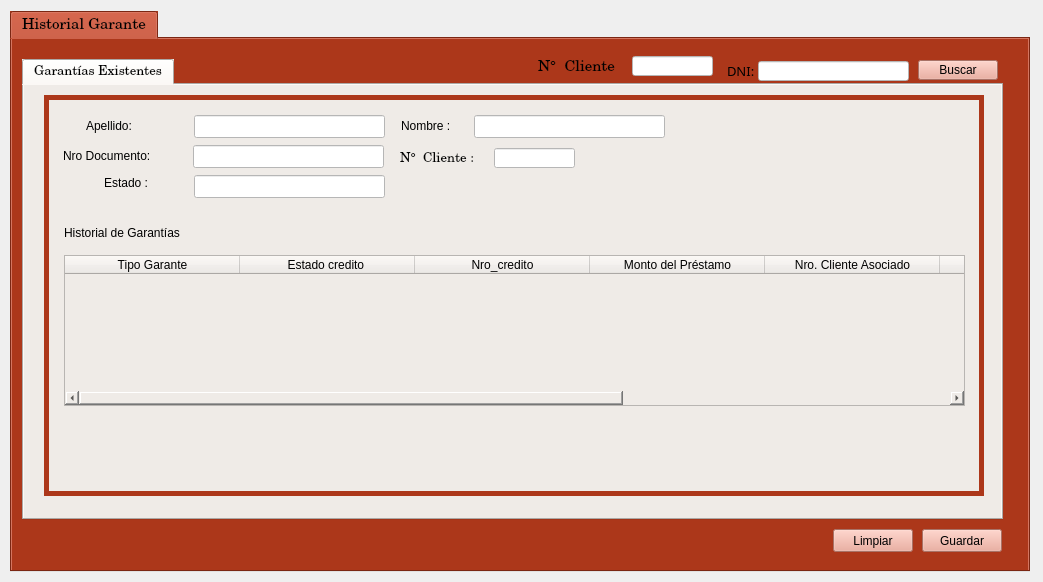
blueautomatic/Slam_Sistema_creditos, file form_garante_historial.ui: the form before one commit.
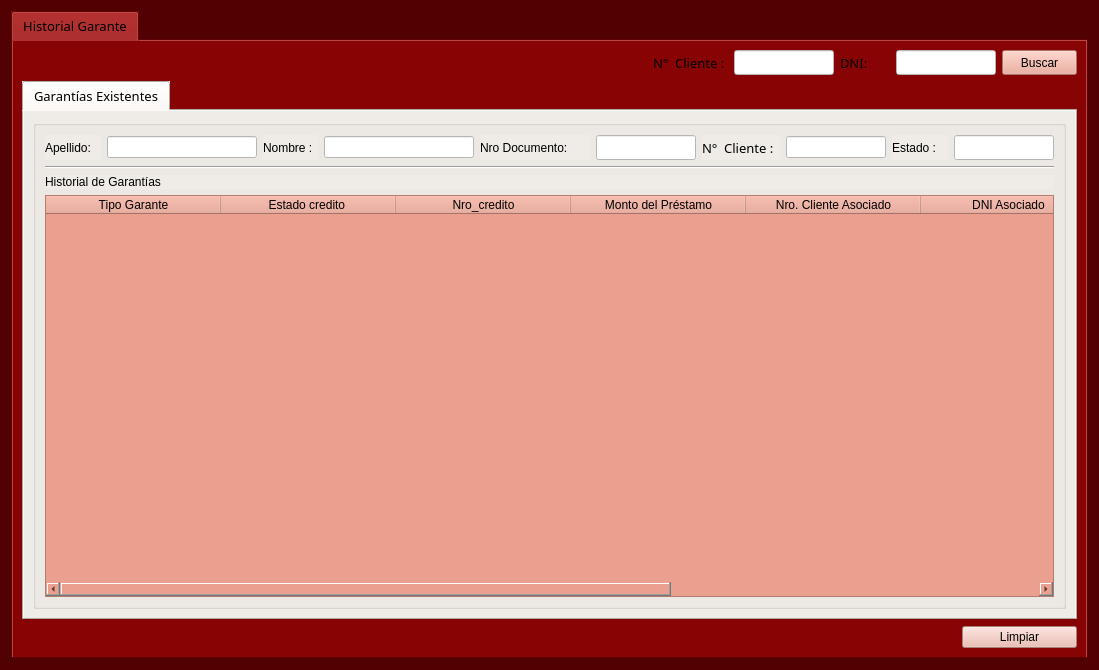
The form after the commit. Icons and pictures are not drawn.

The edit to the form file:
```diff
--- a/form_garante_historial.ui
+++ b/form_garante_historial.ui
@@ -6,53 +6,95 @@
    <rect>
     <x>0</x>
     <y>0</y>
-    <width>1043</width>
-    <height>582</height>
+    <width>1099</width>
+    <height>670</height>
    </rect>
   </property>
+  <property name="sizePolicy">
+   <sizepolicy hsizetype="Fixed" vsizetype="Fixed">
+    <horstretch>0</horstretch>
+    <verstretch>0</verstretch>
+   </sizepolicy>
+  </property>
+  <property name="minimumSize">
+   <size>
+    <width>800</width>
+    <height>450</height>
+   </size>
+  </property>
+  <property name="maximumSize">
+   <size>
+    <width>1600</width>
+    <height>800</height>
+   </size>
+  </property>
   <property name="windowTitle">
    <string>Historial Garante</string>
   </property>
   <property name="styleSheet">
-   <string notr="true">selection-background-color: rgb(222, 222, 222);
+   <string notr="true">font: 75 10pt &quot;KacstOne&quot;;
+selection-background-color: rgb(255, 170, 127);
+color: rgb(0, 0, 0);
+background-color: rgb(81, 1, 1);
 selection-color: rgb(0, 0, 0);</string>
   </property>
+  <layout class="QGridLayout" name="gridLayout_4">
+   <item row="0" column="0">
   <widget class="QTabWidget" name="tabWidget">
-   <property name="geometry">
-    <rect>
-     <x>10</x>
-     <y>11</y>
-     <width>1020</width>
-     <height>561</height>
-    </rect>
-   </property>
    <property name="palette">
     <palette>
      <active>
+        <colorrole role="WindowText">
+         <brush brushstyle="SolidPattern">
+          <color alpha="255">
+           <red>0</red>
+           <green>0</green>
+           <blue>0</blue>
+          </color>
+         </brush>
+        </colorrole>
       <colorrole role="Button">
        <brush brushstyle="SolidPattern">
         <color alpha="255">
-         <red>172</red>
-         <green>55</green>
-         <blue>26</blue>
+           <red>136</red>
+           <green>3</green>
+           <blue>3</blue>
+          </color>
+         </brush>
+        </colorrole>
+        <colorrole role="Text">
+         <brush brushstyle="SolidPattern">
+          <color alpha="255">
+           <red>0</red>
+           <green>0</green>
+           <blue>0</blue>
+          </color>
+         </brush>
+        </colorrole>
+        <colorrole role="ButtonText">
+         <brush brushstyle="SolidPattern">
+          <color alpha="255">
+           <red>0</red>
+           <green>0</green>
+           <blue>0</blue>
         </color>
        </brush>
       </colorrole>
       <colorrole role="Base">
        <brush brushstyle="SolidPattern">
         <color alpha="255">
-         <red>172</red>
-         <green>55</green>
-         <blue>26</blue>
+           <red>136</red>
+           <green>3</green>
+           <blue>3</blue>
         </color>
        </brush>
       </colorrole>
       <colorrole role="Window">
        <brush brushstyle="SolidPattern">
         <color alpha="255">
-         <red>172</red>
-         <green>55</green>
-         <blue>26</blue>
+           <red>136</red>
+           <green>3</green>
+           <blue>3</blue>
         </color>
        </brush>
       </colorrole>
@@ -76,30 +118,57 @@
       </colorrole>
      </active>
      <inactive>
+        <colorrole role="WindowText">
+         <brush brushstyle="SolidPattern">
+          <color alpha="255">
+           <red>0</red>
+           <green>0</green>
+           <blue>0</blue>
+          </color>
+         </brush>
+        </colorrole>
       <colorrole role="Button">
        <brush brushstyle="SolidPattern">
         <color alpha="255">
-         <red>172</red>
-         <green>55</green>
-         <blue>26</blue>
+           <red>136</red>
+           <green>3</green>
+           <blue>3</blue>
+          </color>
+         </brush>
+        </colorrole>
+        <colorrole role="Text">
+         <brush brushstyle="SolidPattern">
+          <color alpha="255">
+           <red>0</red>
+           <green>0</green>
+           <blue>0</blue>
+          </color>
+         </brush>
+        </colorrole>
+        <colorrole role="ButtonText">
+         <brush brushstyle="SolidPattern">
+          <color alpha="255">
+           <red>0</red>
+           <green>0</green>
+           <blue>0</blue>
         </color>
        </brush>
       </colorrole>
       <colorrole role="Base">
        <brush brushstyle="SolidPattern">
         <color alpha="255">
-         <red>172</red>
-         <green>55</green>
-         <blue>26</blue>
+           <red>136</red>
+           <green>3</green>
+           <blue>3</blue>
         </color>
        </brush>
       </colorrole>
       <colorrole role="Window">
        <brush brushstyle="SolidPattern">
         <color alpha="255">
-         <red>172</red>
-         <green>55</green>
-         <blue>26</blue>
+           <red>136</red>
+           <green>3</green>
+           <blue>3</blue>
         </color>
        </brush>
       </colorrole>
@@ -123,30 +192,57 @@
       </colorrole>
      </inactive>
      <disabled>
+        <colorrole role="WindowText">
+         <brush brushstyle="SolidPattern">
+          <color alpha="255">
+           <red>0</red>
+           <green>0</green>
+           <blue>0</blue>
+          </color>
+         </brush>
+        </colorrole>
       <colorrole role="Button">
        <brush brushstyle="SolidPattern">
         <color alpha="255">
-         <red>172</red>
-         <green>55</green>
-         <blue>26</blue>
+           <red>136</red>
+           <green>3</green>
+           <blue>3</blue>
+          </color>
+         </brush>
+        </colorrole>
+        <colorrole role="Text">
+         <brush brushstyle="SolidPattern">
+          <color alpha="255">
+           <red>0</red>
+           <green>0</green>
+           <blue>0</blue>
+          </color>
+         </brush>
+        </colorrole>
+        <colorrole role="ButtonText">
+         <brush brushstyle="SolidPattern">
+          <color alpha="255">
+           <red>0</red>
+           <green>0</green>
+           <blue>0</blue>
         </color>
        </brush>
       </colorrole>
       <colorrole role="Base">
        <brush brushstyle="SolidPattern">
         <color alpha="255">
-         <red>172</red>
-         <green>55</green>
-         <blue>26</blue>
+           <red>136</red>
+           <green>3</green>
+           <blue>3</blue>
         </color>
        </brush>
       </colorrole>
       <colorrole role="Window">
        <brush brushstyle="SolidPattern">
         <color alpha="255">
-         <red>172</red>
-         <green>55</green>
-         <blue>26</blue>
+           <red>136</red>
+           <green>3</green>
+           <blue>3</blue>
         </color>
        </brush>
       </colorrole>
@@ -173,17 +269,17 @@
    </property>
    <property name="font">
     <font>
-     <family>Century Schoolbook L</family>
-     <pointsize>11</pointsize>
+       <family>KacstOne</family>
+       <pointsize>10</pointsize>
      <weight>9</weight>
      <italic>false</italic>
      <bold>false</bold>
     </font>
    </property>
    <property name="styleSheet">
-    <string notr="true">background-color: rgb(172, 55, 26);
-font:  75 11pt &quot;Century Schoolbook L&quot;;
-selection-background-color: rgb(255, 170, 127);</string>
+      <string notr="true">background-color: rgba(136, 3, 3);
+
+</string>
    </property>
    <property name="currentIndex">
     <number>0</number>
@@ -197,18 +293,93 @@
     <attribute name="title">
      <string>Historial Garante</string>
     </attribute>
+      <layout class="QGridLayout" name="gridLayout_3">
+       <item row="2" column="2">
+        <layout class="QHBoxLayout" name="horizontalLayout_4">
+         <item>
+          <widget class="QPushButton" name="boton_limpiar">
+           <property name="styleSheet">
+            <string notr="true">background-color: rgb(234, 179, 167);</string>
+           </property>
+           <property name="text">
+            <string>Limpiar</string>
+           </property>
+          </widget>
+         </item>
+        </layout>
+       </item>
+       <item row="0" column="0">
+        <layout class="QHBoxLayout" name="horizontalLayout_6">
+         <item>
+          <spacer name="horizontalSpacer">
+           <property name="orientation">
+            <enum>Qt::Horizontal</enum>
+           </property>
+           <property name="sizeHint" stdset="0">
+            <size>
+             <width>40</width>
+             <height>20</height>
+            </size>
+           </property>
+          </spacer>
+         </item>
+         <item alignment="Qt::AlignRight">
+          <widget class="QLabel" name="label_31">
+           <property name="minimumSize">
+            <size>
+             <width>75</width>
+             <height>25</height>
+            </size>
+           </property>
+           <property name="maximumSize">
+            <size>
+             <width>75</width>
+             <height>25</height>
+            </size>
+           </property>
+           <property name="font">
+            <font>
+             <family>KacstOne</family>
+             <pointsize>10</pointsize>
+             <weight>9</weight>
+             <italic>false</italic>
+             <bold>false</bold>
+            </font>
+           </property>
+           <property name="text">
+            <string>N°  Cliente :</string>
+           </property>
+          </widget>
+         </item>
+         <item alignment="Qt::AlignRight">
+          <widget class="QLineEdit" name="lne_garante_nro_cliente">
+           <property name="minimumSize">
+            <size>
+             <width>100</width>
+             <height>25</height>
+            </size>
+           </property>
+           <property name="maximumSize">
+            <size>
+             <width>100</width>
+             <height>25</height>
+            </size>
+           </property>
+           <property name="styleSheet">
+            <string notr="true">background-color: rgb(255, 255, 255);</string>
+           </property>
+           <property name="text">
+            <string/>
+           </property>
+          </widget>
+         </item>
+        </layout>
+       </item>
+       <item row="1" column="0" colspan="3">
     <widget class="QTabWidget" name="tabWidget_2">
-     <property name="geometry">
-      <rect>
-       <x>10</x>
-       <y>20</y>
-       <width>981</width>
-       <height>461</height>
-      </rect>
-     </property>
      <property name="font">
       <font>
-       <family>Century Schoolbook L</family>
+           <family>KacstOne</family>
        <pointsize>10</pointsize>
        <weight>9</weight>
        <italic>false</italic>
@@ -232,21 +403,13 @@
       <attribute name="title">
        <string>Garantías Existentes</string>
       </attribute>
+          <layout class="QGridLayout" name="gridLayout_2">
+           <item row="0" column="0">
       <widget class="QGroupBox" name="groupBox_3">
-       <property name="geometry">
-        <rect>
-         <x>20</x>
-         <y>10</y>
-         <width>940</width>
-         <height>401</height>
-        </rect>
-       </property>
        <property name="styleSheet">
         <string notr="true">QGroupBox{
 background-color: rgb(239, 235, 231);
-border-style: solid;
-border-width: 5px;
-border-color: rgb(172, 55, 26);
+
 }
 
 QLineEdit{
@@ -278,17 +441,184 @@
        <property name="title">
         <string/>
        </property>
+             <layout class="QGridLayout" name="gridLayout">
+              <item row="0" column="0">
+               <layout class="QHBoxLayout" name="horizontalLayout">
+                <item>
+                 <widget class="QLabel" name="label_29">
+                  <property name="text">
+                   <string>Apellido:</string>
+                  </property>
+                 </widget>
+                </item>
+                <item>
+                 <widget class="QLineEdit" name="lne_garante_apellido">
+                  <property name="minimumSize">
+                   <size>
+                    <width>150</width>
+                    <height>0</height>
+                   </size>
+                  </property>
+                  <property name="maximumSize">
+                   <size>
+                    <width>150</width>
+                    <height>16777215</height>
+                   </size>
+                  </property>
+                  <property name="text">
+                   <string/>
+                  </property>
+                 </widget>
+                </item>
+                <item>
+                 <widget class="QLabel" name="label_4">
+                  <property name="text">
+                   <string>Nombre :</string>
+                  </property>
+                 </widget>
+                </item>
+                <item>
+                 <widget class="QLineEdit" name="lne_garante_nombre">
+                  <property name="maximumSize">
+                   <size>
+                    <width>150</width>
+                    <height>16777215</height>
+                   </size>
+                  </property>
+                  <property name="text">
+                   <string/>
+                  </property>
+                 </widget>
+                </item>
+                <item>
+                 <widget class="QLabel" name="label_51">
+                  <property name="minimumSize">
+                   <size>
+                    <width>110</width>
+                    <height>0</height>
+                   </size>
+                  </property>
+                  <property name="maximumSize">
+                   <size>
+                    <width>110</width>
+                    <height>16777215</height>
+                   </size>
+                  </property>
+                  <property name="text">
+                   <string>Nro Documento:</string>
+                  </property>
+                 </widget>
+                </item>
+                <item>
+                 <widget class="QLineEdit" name="lne_garante_nro_doc">
+                  <property name="minimumSize">
+                   <size>
+                    <width>100</width>
+                    <height>25</height>
+                   </size>
+                  </property>
+                  <property name="maximumSize">
+                   <size>
+                    <width>100</width>
+                    <height>25</height>
+                   </size>
+                  </property>
+                  <property name="text">
+                   <string/>
+                  </property>
+                 </widget>
+                </item>
+                <item>
+                 <widget class="QLabel" name="label_32">
+                  <property name="minimumSize">
+                   <size>
+                    <width>78</width>
+                    <height>0</height>
+                   </size>
+                  </property>
+                  <property name="maximumSize">
+                   <size>
+                    <width>78</width>
+                    <height>16777215</height>
+                   </size>
+                  </property>
+                  <property name="font">
+                   <font>
+                    <family>KacstOne</family>
+                    <pointsize>10</pointsize>
+                    <weight>9</weight>
+                    <italic>false</italic>
+                    <bold>false</bold>
+                   </font>
+                  </property>
+                  <property name="text">
+                   <string>N°  Cliente :</string>
+                  </property>
+                 </widget>
+                </item>
+                <item>
+                 <widget class="QLineEdit" name="lne_garante_nro_cliente_2">
+                  <property name="minimumSize">
+                   <size>
+                    <width>100</width>
+                    <height>0</height>
+                   </size>
+                  </property>
+                  <property name="maximumSize">
+                   <size>
+                    <width>100</width>
+                    <height>16777215</height>
+                   </size>
+                  </property>
+                  <property name="styleSheet">
+                   <string notr="true">background-color: rgb(255, 255, 255);</string>
+                  </property>
+                  <property name="text">
+                   <string/>
+                  </property>
+                 </widget>
+                </item>
+                <item>
+                 <widget class="QLabel" name="label_23">
+                  <property name="text">
+                   <string>Estado :</string>
+                  </property>
+                 </widget>
+                </item>
+                <item>
+                 <widget class="QLineEdit" name="lne_garante_estado">
+                  <property name="minimumSize">
+                   <size>
+                    <width>100</width>
+                    <height>0</height>
+                   </size>
+                  </property>
+                  <property name="maximumSize">
+                   <size>
+                    <width>100</width>
+                    <height>25</height>
+                   </size>
+                  </property>
+                  <property name="text">
+                   <string/>
+                  </property>
+                 </widget>
+                </item>
+               </layout>
+              </item>
+              <item row="3" column="0">
+               <layout class="QVBoxLayout" name="verticalLayout">
+                <item>
+                 <widget class="QLabel" name="label">
+                  <property name="text">
+                   <string>Historial de Garantías </string>
+                  </property>
+                 </widget>
+                </item>
+                <item>
        <widget class="QTableWidget" name="tw_garantes_lista">
-        <property name="geometry">
-         <rect>
-          <x>20</x>
-          <y>160</y>
-          <width>901</width>
-          <height>151</height>
-         </rect>
-        </property>
         <property name="styleSheet">
-         <string notr="true">background-color: rgb(239, 235, 231);
+                   <string notr="true">background-color: rgb(235, 160, 143);
 </string>
         </property>
         <property name="selectionBehavior">
@@ -338,265 +668,38 @@
          </property>
         </column>
        </widget>
-       <widget class="QLabel" name="label_51">
-        <property name="geometry">
-         <rect>
-          <x>19</x>
-          <y>51</y>
-          <width>111</width>
-          <height>20</height>
-         </rect>
-        </property>
-        <property name="text">
-         <string>Nro Documento:</string>
-        </property>
-       </widget>
-       <widget class="QLineEdit" name="lne_garante_nro_doc">
-        <property name="geometry">
-         <rect>
-          <x>149</x>
-          <y>50</y>
-          <width>191</width>
-          <height>23</height>
-         </rect>
-        </property>
-        <property name="text">
-         <string/>
-        </property>
-       </widget>
-       <widget class="QLineEdit" name="lne_garante_apellido">
-        <property name="geometry">
-         <rect>
-          <x>150</x>
-          <y>20</y>
-          <width>191</width>
-          <height>23</height>
-         </rect>
-        </property>
-        <property name="text">
-         <string/>
-        </property>
-       </widget>
-       <widget class="QLabel" name="label_4">
-        <property name="geometry">
-         <rect>
-          <x>357</x>
-          <y>23</y>
-          <width>71</width>
-          <height>16</height>
-         </rect>
-        </property>
-        <property name="text">
-         <string>Nombre :</string>
-        </property>
-       </widget>
-       <widget class="QLabel" name="label_29">
-        <property name="geometry">
-         <rect>
-          <x>42</x>
-          <y>23</y>
-          <width>61</width>
-          <height>16</height>
-         </rect>
-        </property>
-        <property name="text">
-         <string>Apellido:</string>
-        </property>
-       </widget>
-       <widget class="QLineEdit" name="lne_garante_nombre">
-        <property name="geometry">
-         <rect>
-          <x>430</x>
-          <y>20</y>
-          <width>191</width>
-          <height>23</height>
-         </rect>
-        </property>
-        <property name="text">
-         <string/>
-        </property>
-       </widget>
-       <widget class="QLabel" name="label_23">
-        <property name="geometry">
-         <rect>
-          <x>60</x>
-          <y>80</y>
-          <width>61</width>
-          <height>16</height>
-         </rect>
-        </property>
-        <property name="text">
-         <string>Estado :</string>
-        </property>
-       </widget>
-       <widget class="QLineEdit" name="lne_garante_estado">
-        <property name="geometry">
-         <rect>
-          <x>150</x>
-          <y>80</y>
-          <width>191</width>
-          <height>23</height>
-         </rect>
-        </property>
-        <property name="text">
-         <string/>
-        </property>
-       </widget>
-       <widget class="QLabel" name="label_32">
-        <property name="geometry">
-         <rect>
-          <x>356</x>
-          <y>56</y>
-          <width>81</width>
-          <height>16</height>
-         </rect>
-        </property>
-        <property name="font">
-         <font>
-          <family>Century Schoolbook L</family>
-          <pointsize>10</pointsize>
-          <weight>9</weight>
-          <italic>false</italic>
-          <bold>false</bold>
-         </font>
-        </property>
-        <property name="text">
-         <string>N°  Cliente :</string>
-        </property>
-       </widget>
-       <widget class="QLineEdit" name="lne_garante_nro_cliente_2">
-        <property name="geometry">
-         <rect>
-          <x>450</x>
-          <y>53</y>
-          <width>81</width>
-          <height>20</height>
-         </rect>
-        </property>
-        <property name="styleSheet">
-         <string notr="true">background-color: rgb(255, 255, 255);</string>
-        </property>
-        <property name="text">
-         <string/>
-        </property>
-       </widget>
-       <widget class="QLabel" name="label">
-        <property name="geometry">
-         <rect>
-          <x>20</x>
-          <y>130</y>
-          <width>151</width>
-          <height>16</height>
-         </rect>
-        </property>
-        <property name="text">
-         <string>Historial de Garantías </string>
-        </property>
-       </widget>
-      </widget>
-     </widget>
-    </widget>
-    <widget class="QPushButton" name="boton_limpiar">
-     <property name="geometry">
-      <rect>
-       <x>821</x>
-       <y>490</y>
-       <width>80</width>
-       <height>23</height>
-      </rect>
-     </property>
-     <property name="styleSheet">
-      <string notr="true">background-color: rgb(235, 160, 143);
-font: 75 10pt &quot;KacstOne&quot;;
-</string>
-     </property>
-     <property name="text">
-      <string>Limpiar</string>
-     </property>
-    </widget>
-    <widget class="QPushButton" name="boton_guardar">
-     <property name="geometry">
-      <rect>
-       <x>910</x>
-       <y>490</y>
-       <width>80</width>
-       <height>23</height>
-      </rect>
-     </property>
-     <property name="styleSheet">
-      <string notr="true">background-color: rgb(235, 160, 143);
-font: 75 10pt &quot;KacstOne&quot;;
-</string>
-     </property>
-     <property name="text">
-      <string>Guardar</string>
-     </property>
-    </widget>
-    <widget class="QLineEdit" name="lne_garante_nro_cliente">
-     <property name="geometry">
-      <rect>
-       <x>620</x>
-       <y>17</y>
-       <width>81</width>
-       <height>20</height>
-      </rect>
-     </property>
-     <property name="styleSheet">
-      <string notr="true">background-color: rgb(255, 255, 255);</string>
-     </property>
-     <property name="text">
-      <string/>
-     </property>
-    </widget>
-    <widget class="QLabel" name="label_31">
-     <property name="geometry">
-      <rect>
-       <x>526</x>
-       <y>20</y>
-       <width>81</width>
-       <height>16</height>
-      </rect>
-     </property>
-     <property name="font">
-      <font>
-       <family>Century Schoolbook L</family>
-       <pointsize>11</pointsize>
-       <weight>9</weight>
-       <italic>false</italic>
-       <bold>false</bold>
-      </font>
-     </property>
-     <property name="text">
-      <string>N°  Cliente :</string>
-     </property>
-    </widget>
-   </widget>
-  </widget>
-  <widget class="QPushButton" name="boton_buscar">
-   <property name="geometry">
-    <rect>
-     <x>918</x>
-     <y>60</y>
-     <width>80</width>
-     <height>20</height>
-    </rect>
-   </property>
-   <property name="styleSheet">
-    <string notr="true">background-color: rgb(235, 160, 143);
-font: 75 10pt &quot;KacstOne&quot;;</string>
-   </property>
-   <property name="text">
-    <string>Buscar</string>
-   </property>
-  </widget>
+                </item>
+               </layout>
+              </item>
+              <item row="2" column="0">
+               <widget class="Line" name="line">
+                <property name="orientation">
+                 <enum>Qt::Horizontal</enum>
+                </property>
+               </widget>
+              </item>
+             </layout>
+            </widget>
+           </item>
+          </layout>
+         </widget>
+        </widget>
+       </item>
+       <item row="0" column="1" colspan="2">
+        <layout class="QHBoxLayout" name="horizontalLayout_5">
+         <item alignment="Qt::AlignRight">
   <widget class="QLabel" name="label_121">
-   <property name="geometry">
-    <rect>
-     <x>727</x>
-     <y>63</y>
-     <width>31</width>
-     <height>16</height>
-    </rect>
+           <property name="minimumSize">
+            <size>
+             <width>50</width>
+             <height>25</height>
+            </size>
+           </property>
+           <property name="maximumSize">
+            <size>
+             <width>50</width>
+             <height>25</height>
+            </size>
    </property>
    <property name="font">
     <font>
@@ -608,21 +711,26 @@
     </font>
    </property>
    <property name="styleSheet">
-    <string notr="true">background-color: rgb(172, 55, 26);
-font: 75 10pt &quot;KacstOne&quot;;</string>
+            <string notr="true"/>
    </property>
    <property name="text">
     <string>DNI:</string>
    </property>
   </widget>
+         </item>
+         <item alignment="Qt::AlignRight">
   <widget class="QLineEdit" name="lne_garante_nro_doc_nuevo">
-   <property name="geometry">
-    <rect>
-     <x>758</x>
-     <y>61</y>
-     <width>151</width>
-     <height>20</height>
-    </rect>
+           <property name="minimumSize">
+            <size>
+             <width>100</width>
+             <height>25</height>
+            </size>
+           </property>
+           <property name="maximumSize">
+            <size>
+             <width>100</width>
+             <height>25</height>
+            </size>
    </property>
    <property name="styleSheet">
     <string notr="true">background-color: rgb(255, 255, 255);</string>
@@ -631,7 +739,55 @@
     <string/>
    </property>
   </widget>
- </widget>
+         </item>
+         <item alignment="Qt::AlignRight">
+          <widget class="QPushButton" name="boton_buscar">
+           <property name="sizePolicy">
+            <sizepolicy hsizetype="Fixed" vsizetype="Fixed">
+             <horstretch>0</horstretch>
+             <verstretch>0</verstretch>
+            </sizepolicy>
+           </property>
+           <property name="minimumSize">
+            <size>
+             <width>75</width>
+             <height>25</height>
+            </size>
+           </property>
+           <property name="maximumSize">
+            <size>
+             <width>75</width>
+             <height>25</height>
+            </size>
+           </property>
+           <property name="styleSheet">
+            <string notr="true">background-color: rgb(235, 160, 143);
+</string>
+           </property>
+           <property name="text">
+            <string>Buscar</string>
+           </property>
+          </widget>
+         </item>
+        </layout>
+       </item>
+      </layout>
+     </widget>
+    </widget>
+   </item>
+  </layout>
+ </widget>
+ <tabstops>
+  <tabstop>lne_garante_nro_cliente</tabstop>
+  <tabstop>lne_garante_nro_doc_nuevo</tabstop>
+  <tabstop>boton_buscar</tabstop>
+  <tabstop>tabWidget_2</tabstop>
+  <tabstop>lne_garante_apellido</tabstop>
+  <tabstop>lne_garante_nombre</tabstop>
+  <tabstop>tw_garantes_lista</tabstop>
+  <tabstop>boton_limpiar</tabstop>
+  <tabstop>tabWidget</tabstop>
+ </tabstops>
  <resources/>
  <connections>
   <connection>
```
Left out of the diff: 105 changed lines with no effect on the pictures. Lines whose indentation alone changed are shown as unchanged.
